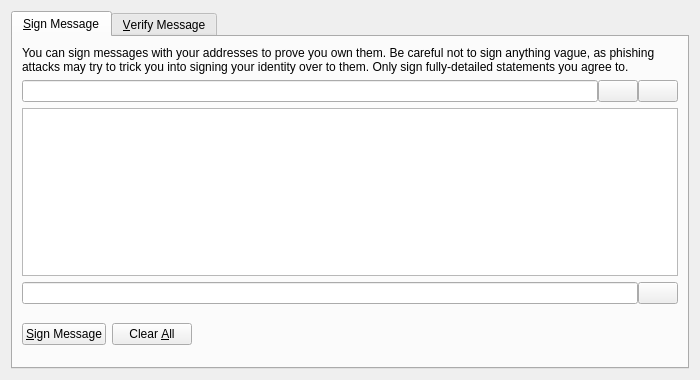
Qt form src/qt/forms/signverifymessagedialog.ui (sherlockcoin/navbetatest) before a commit.
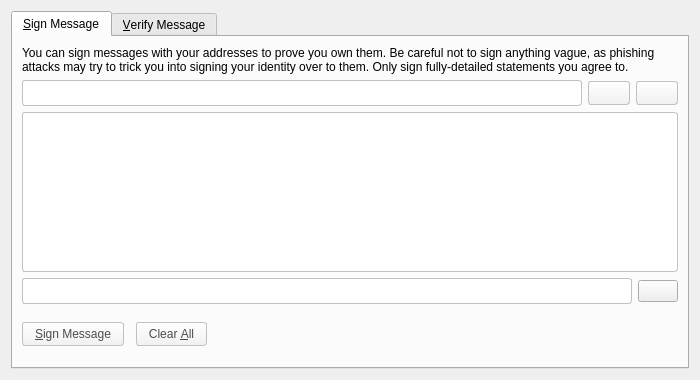
The same form after that commit. The open tabs and pages were chosen to show the change. Icons and pictures are not drawn. Custom widgets are drawn as their Qt base class.

```diff
--- a/src/qt/forms/signverifymessagedialog.ui
+++ b/src/qt/forms/signverifymessagedialog.ui
@@ -53,6 +53,14 @@
            <property name="toolTip">
             <string>The address to sign the message with (e.g. sjz75uKHzUQJnSdzvpiigEGxseKkDhQToX)</string>
            </property>
+           <property name="styleSheet">
+            <string notr="true">background-color: rgb(255,255,255);
+border-radius:3px;
+border: 1px solid #C4C1BD;
+color: #4C4C4C;
+padding: 4px;
+margin: 0px 6px 0px 0px;</string>
+           </property>
            <property name="maxLength">
             <number>34</number>
            </property>
@@ -63,6 +71,15 @@
            <property name="toolTip">
             <string>Choose an address from the address book</string>
            </property>
+           <property name="styleSheet">
+            <string notr="true">background-color: qlineargradient(spread:pad, x1:0, y1:1, x2:0, y2:0, stop:0 rgb(240,240,240), stop:1 rgb(255, 255, 255));
+border-radius:3px;
+border: 1px solid #C4C1BD;
+color: #4C4C4C;
+padding: 4px;
+margin: 0px 6px 0px 0px;
+</string>
+           </property>
            <property name="text">
             <string/>
            </property>
@@ -83,6 +100,14 @@
            <property name="toolTip">
             <string>Paste address from clipboard</string>
            </property>
+           <property name="styleSheet">
+            <string notr="true">background-color: qlineargradient(spread:pad, x1:0, y1:1, x2:0, y2:0, stop:0 rgb(240,240,240), stop:1 rgb(255, 255, 255));
+border-radius:3px;
+border: 1px solid #C4C1BD;
+color: #4C4C4C;
+padding: 4px;
+</string>
+           </property>
            <property name="text">
             <string/>
            </property>
@@ -105,6 +130,13 @@
          <property name="toolTip">
           <string>Enter the message you want to sign here</string>
          </property>
+         <property name="styleSheet">
+          <string notr="true">background-color: rgb(255,255,255);
+border-radius:3px;
+border: 1px solid #C4C1BD;
+color: #4C4C4C;
+padding: 4px;</string>
+         </property>
         </widget>
        </item>
        <item>
@@ -119,6 +151,14 @@
              <italic>true</italic>
             </font>
            </property>
+           <property name="styleSheet">
+            <string notr="true">background-color: rgb(255,255,255);
+border-radius:3px;
+border: 1px solid #C4C1BD;
+color: #4C4C4C;
+padding: 4px;
+margin: 0px 6px 0px 0px;</string>
+           </property>
            <property name="readOnly">
             <bool>true</bool>
            </property>
@@ -150,6 +190,14 @@
            <property name="toolTip">
             <string>Sign the message to prove you own this NavajoAnonBeta/NavajoAnonBeta address</string>
            </property>
+           <property name="styleSheet">
+            <string notr="true">background-color: qlineargradient(spread:pad, x1:0, y1:1, x2:0, y2:0, stop:0 rgb(240,240,240), stop:1 rgb(255, 255, 255));
+border-radius:3px;
+border: 1px solid #C4C1BD;
+color: #4C4C4C;
+padding: 4px 12px;
+margin: 0px 6px 0px 0px;</string>
+           </property>
            <property name="text">
             <string>&amp;Sign Message</string>
            </property>
@@ -167,6 +215,13 @@
            <property name="toolTip">
             <string>Reset all sign message fields</string>
            </property>
+           <property name="styleSheet">
+            <string notr="true">background-color: qlineargradient(spread:pad, x1:0, y1:1, x2:0, y2:0, stop:0 rgb(240,240,240), stop:1 rgb(255, 255, 255));
+border-radius:3px;
+border: 1px solid #C4C1BD;
+color: #4C4C4C;
+padding: 4px 12px;</string>
+           </property>
            <property name="text">
             <string>Clear &amp;All</string>
            </property>
```
Left out of the diff: 57 changed lines with no effect on the pictures.
